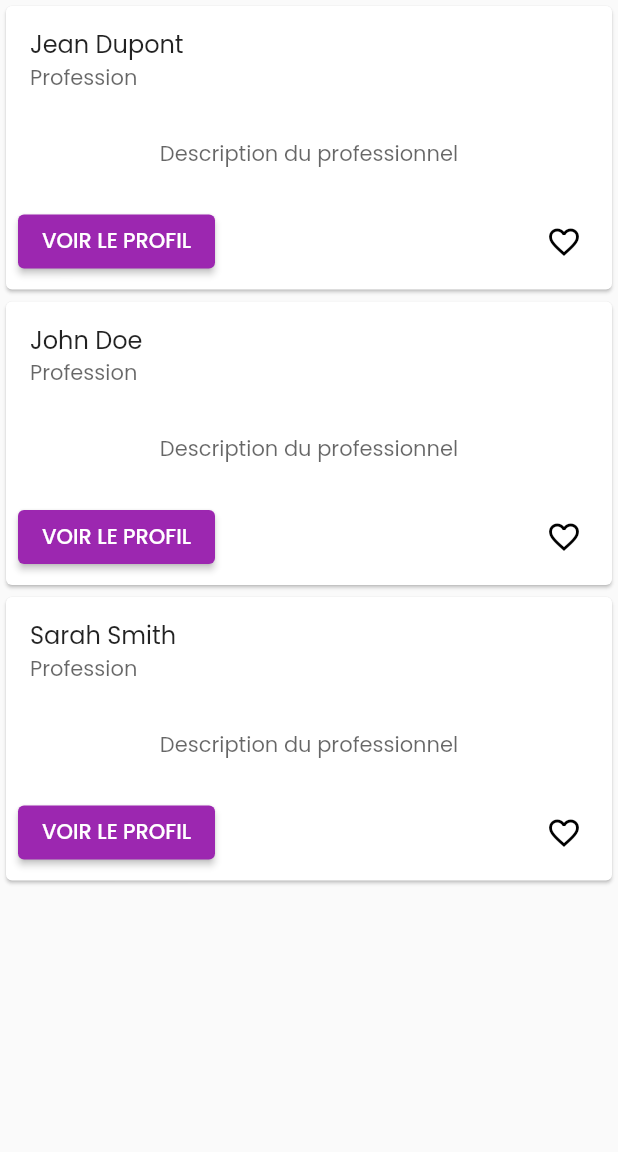
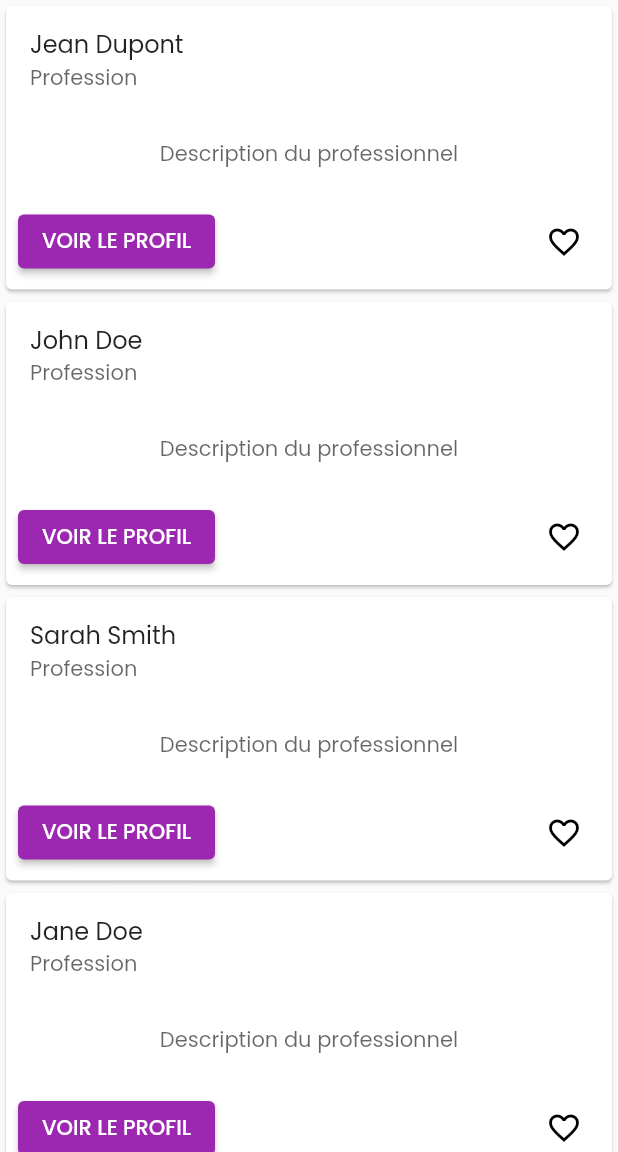
Before and after one commit to Usponso/TakeOff-flutter, a Flutter app: the screen it shows after launch, after a tap on "RECHERCHER", on a phone screen of 412 x 824 dp, the part 84-1236 px from its top. Run offline on Flutter 3.47's test engine with Material 2 defaults, Android fonts, the phone set to English and light mode, and no system bars; our stand-ins replace google_fonts.

Commit message:
:sparkles: Dynamic add and remove favorites

```diff
--- a/lib/main.dart
+++ b/lib/main.dart
@@ -1,9 +1,16 @@
 import 'package:flutter/material.dart';
 import 'package:google_fonts/google_fonts.dart';
+import 'package:provider/provider.dart';
 import 'package:takeoff_flutter/screen/takeoff.dart';
+import 'package:takeoff_flutter/screen/widgets/providerFav.dart';
 
 void main() {
-  runApp(const MyApp());
+  runApp(
+    ChangeNotifierProvider(
+      create: (context) => ProviderFav(),
+      child: const MyApp(),
+    ),
+  );
 }
 
 class MyApp extends StatelessWidget {
--- a/lib/screen/resultPage.dart
+++ b/lib/screen/resultPage.dart
@@ -1,31 +1,35 @@
 import "package:flutter/material.dart";
+import 'package:provider/provider.dart';
 import 'package:takeoff_flutter/screen/widgets/appBarTakeOff.dart';
+import 'package:takeoff_flutter/screen/widgets/providerFav.dart';
 
 class ResultPage extends StatefulWidget {
-  const ResultPage(
-      {super.key, required this.callback, required this.favorites});
-
-  final Function callback;
-  final List favorites;
+  const ResultPage({super.key});
 
   @override
   State<ResultPage> createState() => _ResultPageState();
 }
 
 class _ResultPageState extends State<ResultPage> {
-  List results = ["Jean Dupont", "John Doe", "Sarah Smith"];
+  List results = [
+    "Jean Dupont",
+    "John Doe",
+    "Sarah Smith",
+    "Jane Doe",
+    "Lorem Ipsum"
+  ];
 
   @override
   Widget build(BuildContext context) {
     return Scaffold(
-      appBar: AppBarTakeOff(
-        callback: widget.callback,
-        favorites: widget.favorites,
-      ),
-      body: Column(
-        children: [
-          for (var person in results)
-            Card(
+        appBar: AppBarTakeOff(),
+        body: ListView.builder(
+            shrinkWrap: true,
+            physics: ClampingScrollPhysics(),
+            itemCount: results.length,
+            itemBuilder: (context, index) {
+              String person = results[index];
+              return Card(
                 clipBehavior: Clip.antiAlias,
                 child: Column(
                   children: [
@@ -52,22 +56,25 @@ class _ResultPageState extends State<ResultPage> {
                           },
                           child: const Text('VOIR LE PROFIL'),
                         ),
-                      IconButton(
+                        Consumer<ProviderFav>(
+                          builder: (context, providerFav, child) {
+                            return IconButton(
                               onPressed: () {
-                          print("FAVORITE $person");
-                          widget.callback(name: person);
+                                // print("FAVORITE $person");
+                                providerFav.addFavorite(name: person);
                               },
-                        icon: widget.favorites.contains(person)
+                              icon: providerFav.favorites.contains(person)
                                   ? Icon(Icons.favorite, color: Colors.red)
-                            : Icon(Icons.favorite_border, color: Colors.black),
-                      )
+                                  : Icon(Icons.favorite_border,
+                                      color: Colors.black),
+                            );
+                          },
+                        ),
                       ],
                     ),
                   ],
                 ),
-            ),
-        ],
-      ),
               );
+            }));
   }
 }
--- a/lib/screen/takeoff.dart
+++ b/lib/screen/takeoff.dart
@@ -16,7 +16,7 @@ class _TakeOffState extends State<TakeOff> {
   @override
   Widget build(BuildContext context) {
     return Scaffold(
-        appBar: AppBarTakeOff(callback: addFavorite, favorites: favorites,),
+        appBar: AppBarTakeOff(),
         body: Container(
           height: MediaQuery.of(context).size.height,
           width: MediaQuery.of(context).size.width,
@@ -27,20 +27,9 @@ class _TakeOffState extends State<TakeOff> {
                 mainAxisAlignment: MainAxisAlignment.spaceEvenly,
                 children: [
                   SloganHome(),
-                  SearchHome(callback: addFavorite, favorites: favorites,),
+                  SearchHome(),
                 ]),
           ),
         ));
   }
-
-  void addFavorite({required String name}) {
-    setState(() {
-      if (!favorites.contains(name)) {
-        favorites.add(name);
-      } else {
-        favorites.remove(name);
-      }
-    });
-    print(favorites.length);
-  }
 }
--- a/lib/screen/widgets/appBarTakeOff.dart
+++ b/lib/screen/widgets/appBarTakeOff.dart
@@ -6,10 +6,7 @@ import 'package:takeoff_flutter/screen/takeoff.dart';
 
 class AppBarTakeOff extends StatelessWidget with PreferredSizeWidget {
   const AppBarTakeOff(
-      {super.key, required this.callback, required this.favorites});
-
-  final Function callback;
-  final List favorites;
+      {super.key});
 
   @override
   Widget build(BuildContext context) {
@@ -38,7 +35,7 @@ class AppBarTakeOff extends StatelessWidget with PreferredSizeWidget {
                 context,
                 MaterialPageRoute(
                   builder: (context) =>
-                      FavoritesPage(callback: callback, favorites: favorites),
+                      FavoritesPage(),
                 ));
           },
           icon: Icon(Icons.favorite),
--- a/lib/screen/widgets/providerFav.dart
+++ b/lib/screen/widgets/providerFav.dart
@@ -9,7 +9,6 @@ class ProviderFav extends ChangeNotifier {
     } else {
       favorites.remove(name);
     }
-    print(favorites.length);
     notifyListeners();
   }
 }
--- a/lib/screen/widgets/searchHome.dart
+++ b/lib/screen/widgets/searchHome.dart
@@ -5,10 +5,7 @@ import 'package:takeoff_flutter/screen/resultPage.dart';
 
 class SearchHome extends StatelessWidget {
   const SearchHome(
-      {super.key, required this.callback, required this.favorites});
-
-  final Function callback;
-  final List favorites;
+      {super.key});
 
   @override
   Widget build(BuildContext context) {
@@ -50,8 +47,7 @@ class SearchHome extends StatelessWidget {
               Navigator.push(
                   context,
                   MaterialPageRoute(
-                    builder: (context) => ResultPage(
-                        callback: callback, favorites: favorites),
+                    builder: (context) => ResultPage(),
                   ));
             },
             child: Text("RECHERCHER"),
```
Also changed, not shown: lib/screen/favoritesPage.dart (+22 -16 lines), flutter_01.png (added). Lines whose indentation alone changed are shown as unchanged.
